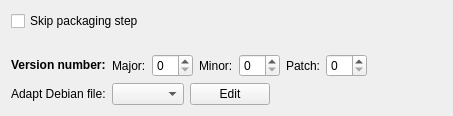
Above: src/plugins/qt4projectmanager/qt-maemo/maemopackagecreationwidget.ui from qt-creator/qt-creator before the change. Below: the same form after it.
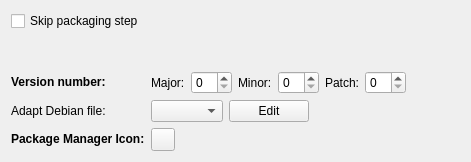
That is the form after the change.

Commit message: Maemo: Let user choose package manager icon.

Diff of the .ui file:
```diff
--- a/src/plugins/qt4projectmanager/qt-maemo/maemopackagecreationwidget.ui
+++ b/src/plugins/qt4projectmanager/qt-maemo/maemopackagecreationwidget.ui
@@ -6,8 +6,8 @@
    <rect>
     <x>0</x>
     <y>0</y>
-    <width>453</width>
-    <height>116</height>
+    <width>471</width>
+    <height>162</height>
    </rect>
   </property>
   <property name="sizePolicy">
@@ -42,9 +42,6 @@
    </item>
    <item>
     <layout class="QFormLayout" name="formLayout">
-     <property name="fieldGrowthPolicy">
-      <enum>QFormLayout::AllNonFixedFieldsGrow</enum>
-     </property>
      <item row="0" column="0">
       <widget class="QLabel" name="label">
        <property name="sizePolicy">
@@ -193,6 +190,37 @@
        </item>
       </layout>
      </item>
+     <item row="2" column="0">
+      <widget class="QLabel" name="packageManagerIconLabel">
+       <property name="text">
+        <string>&lt;b&gt;Package Manager Icon:&lt;/b&gt;</string>
+       </property>
+      </widget>
+     </item>
+     <item row="2" column="1">
+      <layout class="QHBoxLayout" name="horizontalLayout_3">
+       <item>
+        <widget class="QToolButton" name="packageManagerIconButton">
+         <property name="text">
+          <string/>
+         </property>
+        </widget>
+       </item>
+       <item>
+        <spacer name="horizontalSpacer_3">
+         <property name="orientation">
+          <enum>Qt::Horizontal</enum>
+         </property>
+         <property name="sizeHint" stdset="0">
+          <size>
+           <width>40</width>
+           <height>20</height>
+          </size>
+         </property>
+        </spacer>
+       </item>
+      </layout>
+     </item>
     </layout>
    </item>
   </layout>
```
Left out of the diff: 17 changed lines with no effect on the pictures. The commit also changes 5 other files.
